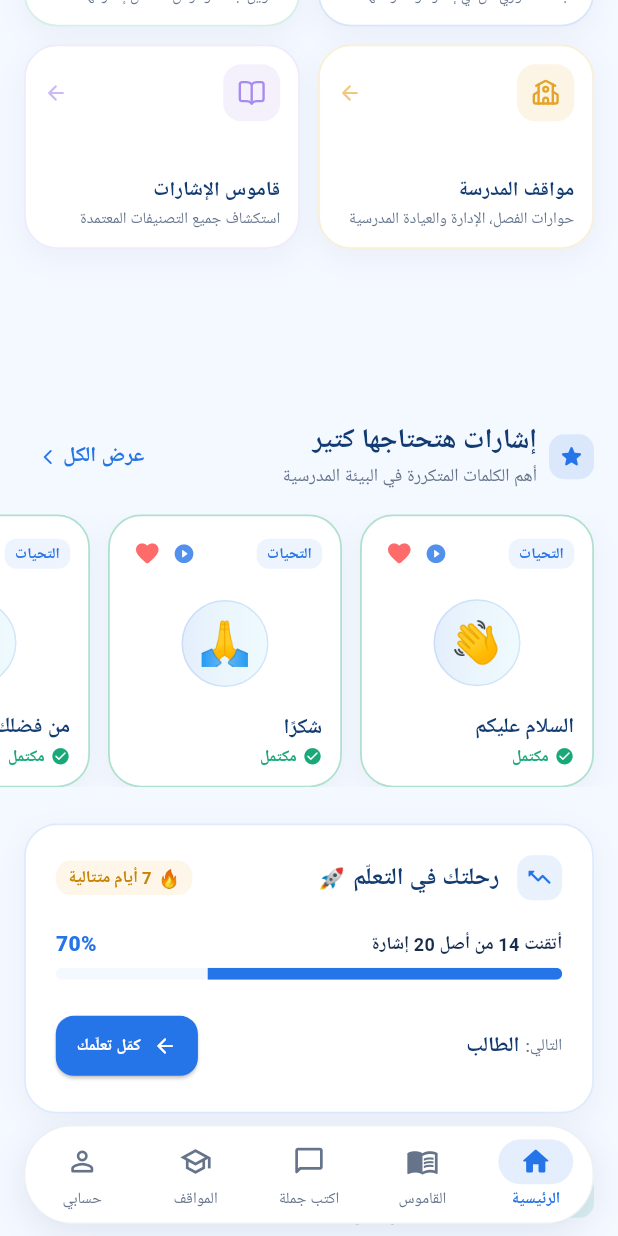
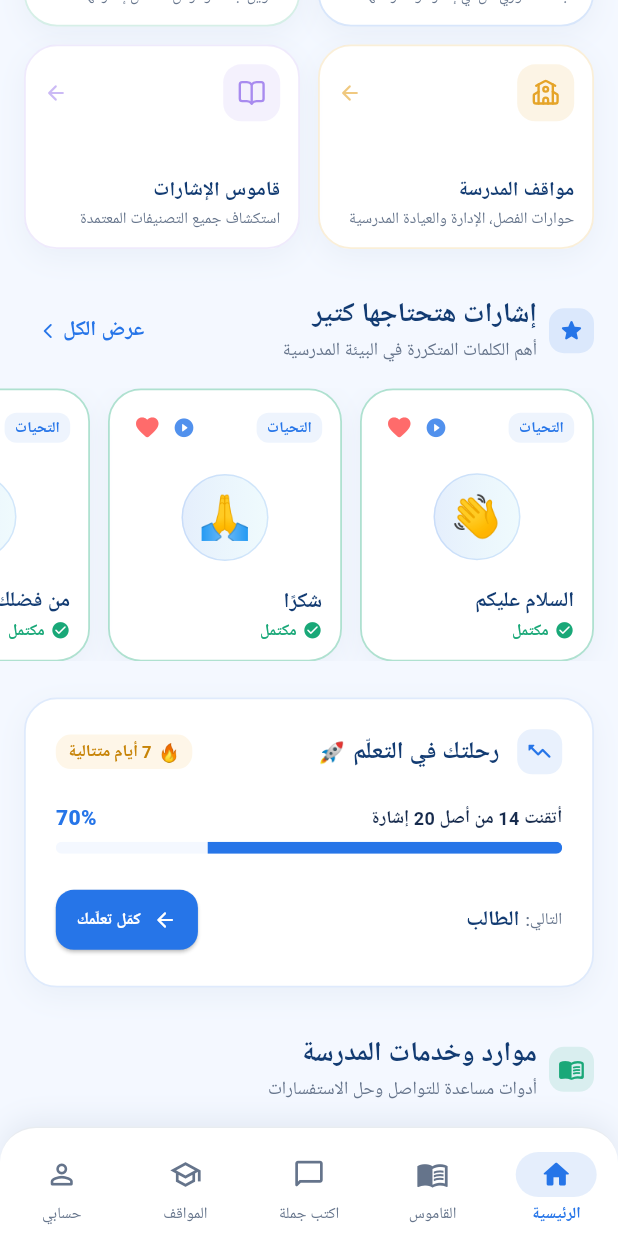
Before and after one commit to omart104-cloud/isharty, a Flutter app: the screen it shows after launch, scrolled down 576 dp, on a phone screen of 412 x 824 dp. Run offline on Flutter 3.47's test engine with Material 3 defaults, Android fonts, the light colour scheme and no system bars; our stand-ins replace dio, flutter_bloc, google_fonts, lucide_icons_flutter, native_liquid_glass, video_player; missing offline and left inert: a package; Roboto replaces fonts that are missing (Cairo).

Commit message:
feat(navigation): integrate native_liquid_glass for iOS, Curved Top Surface Bar for Android, and update CI to macos-15

```diff
--- a/lib/core/widgets/app_adaptive_navigation_bar.dart
+++ b/lib/core/widgets/app_adaptive_navigation_bar.dart
@@ -3,6 +3,7 @@ import 'package:adaptive_platform_ui/adaptive_platform_ui.dart';
 import 'package:flutter/cupertino.dart';
 import 'package:flutter/material.dart';
 import 'package:flutter/services.dart';
+import 'package:native_liquid_glass/native_liquid_glass.dart';
 import '../theme/app_colors.dart';
 
 /// Navigation item configuration shared across platforms.
@@ -102,6 +103,33 @@ class AppAdaptiveNavigationBar {
     final isIOS = Theme.of(context).platform == TargetPlatform.iOS;
 
     if (isIOS) {
+      if (NativeLiquidGlassUtils.supportsLiquidGlass) {
+        return SafeArea(
+          top: false,
+          minimum: const EdgeInsets.fromLTRB(16, 0, 16, 8),
+          child: LiquidGlassTabBar(
+            items: destinations.map((d) {
+              return LiquidGlassTabItem(
+                label: d.label,
+                icon: NativeLiquidGlassIcon.sfSymbol(d.sfSymbol),
+                selectedIcon: NativeLiquidGlassIcon.sfSymbol(d.selectedSfSymbol),
+                selectedItemColor: AppColors.primaryBlue,
+              );
+            }).toList(),
+            currentIndex: currentIndex,
+            onTabSelected: onTap,
+            height: 64,
+            showLabels: true,
+            selectedItemColor: AppColors.primaryBlue,
+            labelTextStyle: const TextStyle(
+              fontFamily: 'Cairo',
+              fontSize: 10.5,
+              fontWeight: FontWeight.w600,
+            ),
+          ),
+        );
+      }
+
       return AppLiquidGlassNavigationBar(
         destinations: destinations,
         currentIndex: currentIndex,
@@ -109,8 +137,8 @@ class AppAdaptiveNavigationBar {
       );
     }
 
-    // Android: Floating bottom navigation bar
-    return AppAndroidFloatingNavigationBar(
+    // Android: Modern curved top surface navigation bar
+    return AppAndroidCurvedNavigationBar(
       destinations: destinations,
       currentIndex: currentIndex,
       onTap: onTap,
@@ -118,13 +146,14 @@ class AppAdaptiveNavigationBar {
   }
 }
 
-/// Android Floating Bottom Navigation Bar with elevated rounded pill aesthetics.
-class AppAndroidFloatingNavigationBar extends StatelessWidget {
+/// Modern Material 3 edge-to-edge bar for Android with curved top corners (24px)
+/// and soft elevation indicator capsule.
+class AppAndroidCurvedNavigationBar extends StatelessWidget {
   final List<NavigationItemConfig> destinations;
   final int currentIndex;
   final ValueChanged<int> onTap;
 
-  const AppAndroidFloatingNavigationBar({
+  const AppAndroidCurvedNavigationBar({
     super.key,
     required this.destinations,
     required this.currentIndex,
@@ -134,31 +163,34 @@ class AppAndroidFloatingNavigationBar extends StatelessWidget {
   @override
   Widget build(BuildContext context) {
     final isDark = Theme.of(context).brightness == Brightness.dark;
-    final backgroundColor = isDark ? const Color(0xFF1E222B) : Colors.white;
+    final bottomInset = MediaQuery.paddingOf(context).bottom;
+    final surfaceColor = isDark ? const Color(0xFF1E222B) : Colors.white;
 
-    return Padding(
-      padding: const EdgeInsets.symmetric(horizontal: 16.0, vertical: 8.0),
-      child: Container(
-        height: 66,
+    return Container(
       decoration: BoxDecoration(
-          color: backgroundColor,
-          borderRadius: BorderRadius.circular(32),
-          border: Border.all(
+        color: surfaceColor,
+        borderRadius: const BorderRadius.vertical(top: Radius.circular(24)),
+        border: Border(
+          top: BorderSide(
             color: isDark
                 ? Colors.white.withValues(alpha: 0.08)
-                : const Color(0x120E3264),
+                : const Color(0x180E3264),
             width: 1,
+          ),
         ),
         boxShadow: [
           BoxShadow(
             color: isDark
                 ? Colors.black.withValues(alpha: 0.35)
-                  : const Color(0x180E3264),
-              blurRadius: 18,
-              offset: const Offset(0, 6),
+                : const Color(0x140E3264),
+            blurRadius: 16,
+            offset: const Offset(0, -4),
           ),
         ],
       ),
+      padding: EdgeInsets.only(bottom: bottomInset, top: 8),
+      child: SizedBox(
+        height: 64,
         child: Row(
           mainAxisAlignment: MainAxisAlignment.spaceAround,
           children: List.generate(destinations.length, (index) {
@@ -166,14 +198,14 @@ class AppAndroidFloatingNavigationBar extends StatelessWidget {
             final isSelected = index == currentIndex;
 
             return Expanded(
-              child: InkWell(
+              child: InkResponse(
                 onTap: () {
                   HapticFeedback.lightImpact();
                   onTap(index);
                 },
-                borderRadius: BorderRadius.circular(24),
-                child: Padding(
-                  padding: const EdgeInsets.symmetric(vertical: 4.0),
+                radius: 28,
+                highlightColor: Colors.transparent,
+                splashColor: AppColors.primaryBlue.withValues(alpha: 0.12),
                 child: Column(
                   mainAxisAlignment: MainAxisAlignment.center,
                   children: [
@@ -181,7 +213,7 @@ class AppAndroidFloatingNavigationBar extends StatelessWidget {
                       duration: const Duration(milliseconds: 220),
                       curve: Curves.easeOutCubic,
                       padding: const EdgeInsets.symmetric(
-                          horizontal: 14,
+                        horizontal: 16,
                         vertical: 4,
                       ),
                       decoration: BoxDecoration(
@@ -198,7 +230,7 @@ class AppAndroidFloatingNavigationBar extends StatelessWidget {
                             : AppColors.secondaryText,
                       ),
                     ),
-                      const SizedBox(height: 2),
+                    const SizedBox(height: 3),
                     Text(
                       item.label,
                       style: TextStyle(
@@ -212,7 +244,6 @@ class AppAndroidFloatingNavigationBar extends StatelessWidget {
                       ),
                     ),
                   ],
-                  ),
                 ),
               ),
             );
@@ -324,7 +355,7 @@ class AppLiquidGlassNavigationBar extends StatelessWidget {
 
 /// An adaptive scaffold:
 /// - iOS: native_liquid_glass LiquidGlassTabBar (with authentic blur fallback)
-/// - Android: Floating elevated bottom navigation bar
+/// - Android: Modern curved top surface navigation bar
 class AppAdaptiveScaffold extends StatelessWidget {
   final Widget body;
   final int currentIndex;
@@ -372,35 +403,15 @@ class AppAdaptiveScaffold extends StatelessWidget {
       );
     }
 
-    // Android: Floating bottom navigation bar
-    const floatingBarHeight = 84.0;
+    // Android: Modern curved top surface navigation bar
     return Scaffold(
       backgroundColor: Theme.of(context).scaffoldBackgroundColor,
-      body: Stack(
-        children: [
-          MediaQuery(
-            data: MediaQuery.of(context).copyWith(
-              padding: MediaQuery.paddingOf(context).copyWith(
-                bottom: floatingBarHeight,
-              ),
-            ),
-            child: body,
-          ),
-          Positioned(
-            left: 0,
-            right: 0,
-            bottom: 0,
-            child: SafeArea(
-              top: false,
-              child: AppAndroidFloatingNavigationBar(
+      body: body,
+      bottomNavigationBar: AppAndroidCurvedNavigationBar(
         destinations: AppAdaptiveNavigationBar.destinations,
         currentIndex: currentIndex,
         onTap: onTabSelected,
       ),
-            ),
-          ),
-        ],
-      ),
     );
   }
 }
--- a/pubspec.yaml
+++ b/pubspec.yaml
@@ -27,6 +27,7 @@ dependencies:
   path_provider: ^2.1.6
   crypto: ^3.0.7
   adaptive_platform_ui: ^1.0.2
+  native_liquid_glass: ^0.3.1
 
 dependency_overrides:
   adaptive_platform_ui:
```
Also changed, not shown: pubspec.lock, 2 other files. Lines whose indentation alone changed are shown as unchanged.
